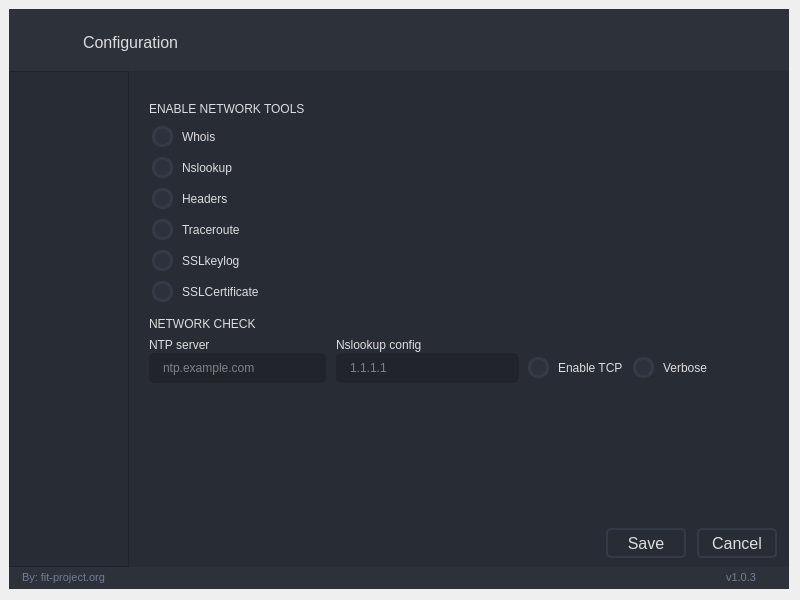
Before: the Qt Designer form ui/configuration/configuration.ui in fit-project/fit, drawn with Qt 5.
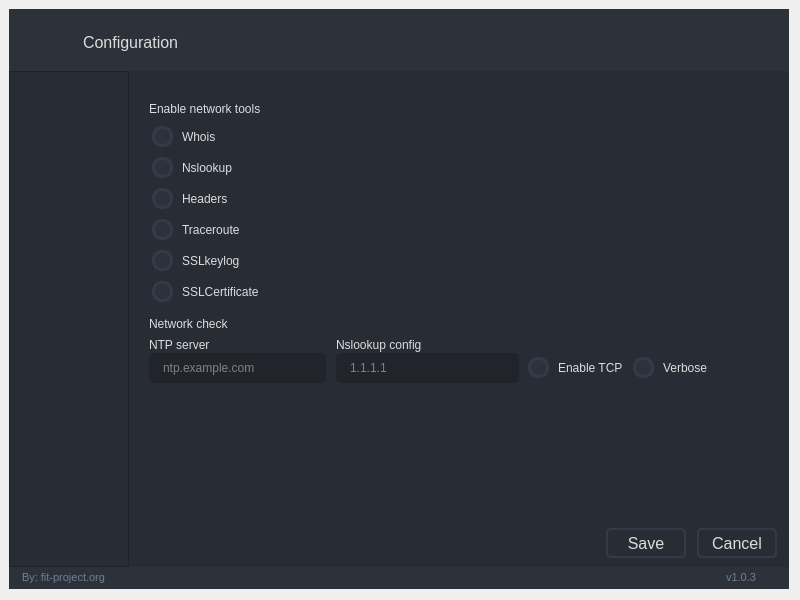
After: the same form once the commit is applied. The open tabs and pages were chosen to show the change. Icons and pictures are not drawn.

```diff
--- a/ui/configuration/configuration.ui
+++ b/ui/configuration/configuration.ui
@@ -1537,7 +1537,7 @@
                           <item>
                            <widget class="QLabel" name="enable_network_tools_box_title">
                             <property name="text">
-                             <string>ENABLE NETWORK TOOLS</string>
+                             <string>Enable network tools</string>
                             </property>
                             <property name="margin">
                              <number>0</number>
@@ -1603,7 +1603,7 @@
                           <item>
                            <widget class="QLabel" name="network_check_box_title">
                             <property name="text">
-                             <string>NETWORK CHECK</string>
+                             <string>Network check</string>
                             </property>
                             <property name="scaledContents">
                              <bool>false</bool>
```
Left out of the diff: 2 changed lines with no effect on the pictures.
